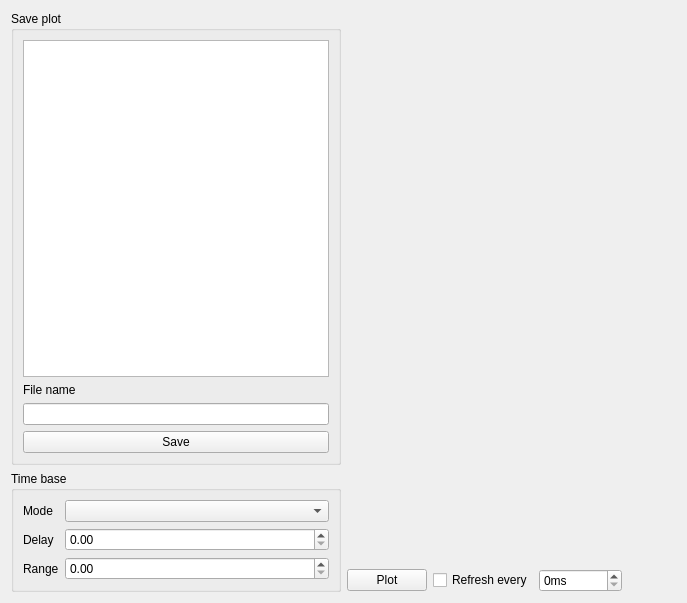
ignamv/Laboratory, file HP54616B/main_window.ui: the form before one commit.
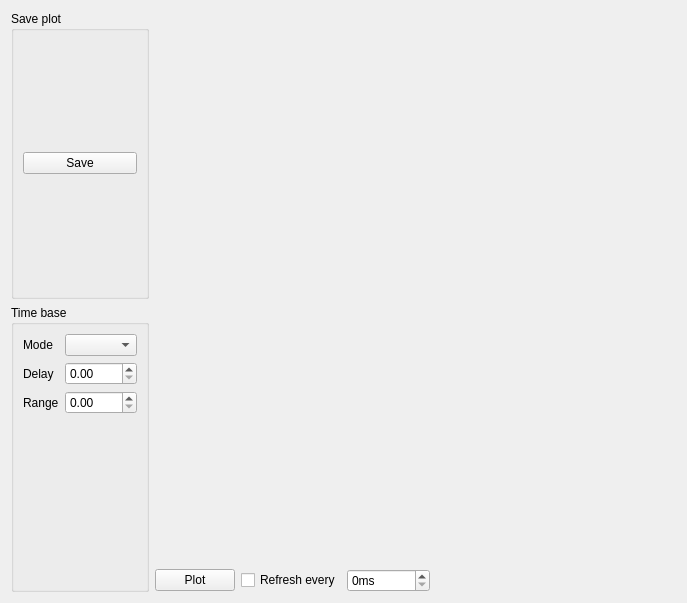
The form after the commit.

Commit message: Removed directory view

Diff of the .ui file:
```diff
--- a/HP54616B/main_window.ui
+++ b/HP54616B/main_window.ui
@@ -25,19 +25,6 @@
         <string>Save plot</string>
        </property>
        <layout class="QVBoxLayout" name="verticalLayout">
-        <item>
-         <widget class="QTreeView" name="directory"/>
-        </item>
-        <item>
-         <widget class="QLabel" name="label_5">
-          <property name="text">
-           <string>File name</string>
-          </property>
-         </widget>
-        </item>
-        <item>
-         <widget class="QLineEdit" name="filename"/>
-        </item>
         <item>
          <widget class="QPushButton" name="save">
           <property name="text">
```
